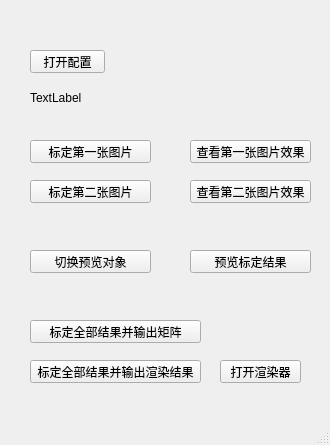
Old version of the form hellogl2/mainentrywindow.ui in the repository h005/myViewpoint.
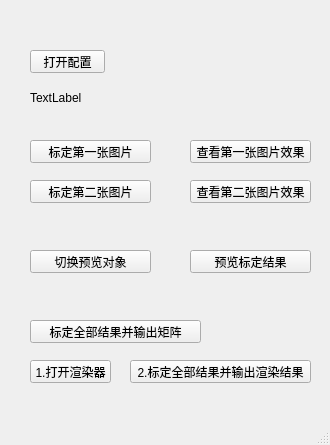
New version of the form.

Commit message: 现在可以批量求出mvMatrix并用其渲染到图片文件中

```diff
--- a/hellogl2/mainentrywindow.ui
+++ b/hellogl2/mainentrywindow.ui
@@ -134,27 +134,27 @@
    <widget class="QPushButton" name="saveLabeledImages">
     <property name="geometry">
      <rect>
-      <x>30</x>
+      <x>130</x>
       <y>360</y>
-      <width>171</width>
+      <width>181</width>
       <height>23</height>
      </rect>
     </property>
     <property name="text">
-     <string>标定全部结果并输出渲染结果</string>
+     <string>2.标定全部结果并输出渲染结果</string>
     </property>
    </widget>
    <widget class="QPushButton" name="openOffscreenRenderBtn">
     <property name="geometry">
      <rect>
-      <x>220</x>
+      <x>30</x>
       <y>360</y>
       <width>81</width>
       <height>23</height>
      </rect>
     </property>
     <property name="text">
-     <string>打开渲染器</string>
+     <string>1.打开渲染器</string>
     </property>
    </widget>
   </widget>
```
The commit also changes 1 other file.
